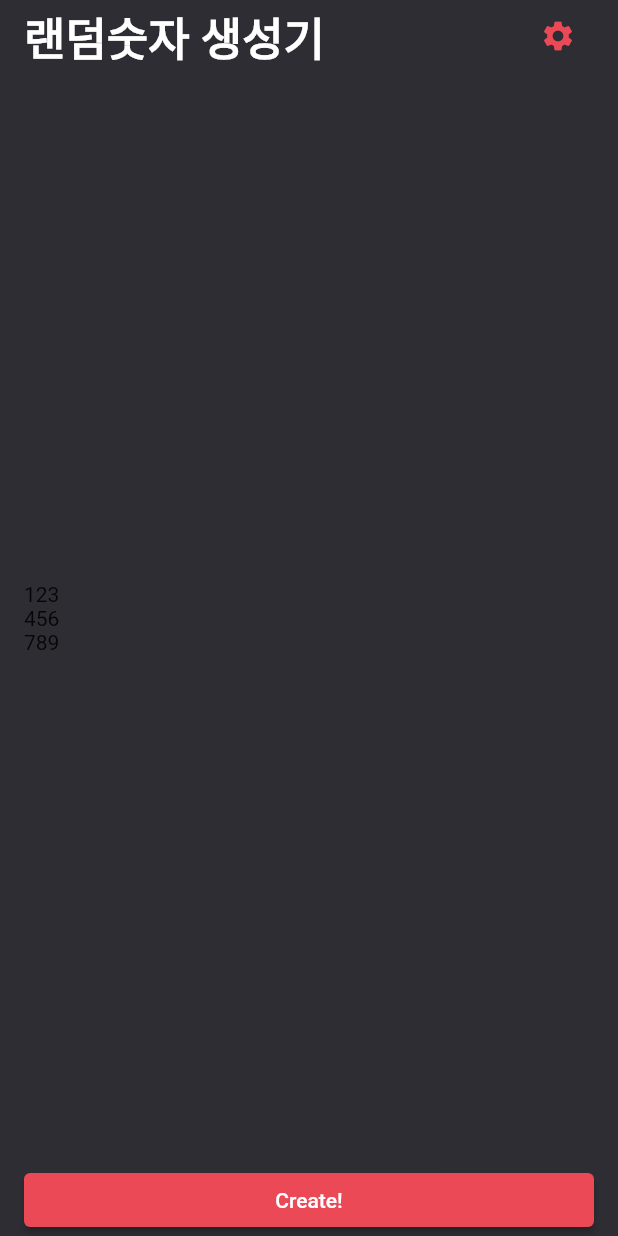
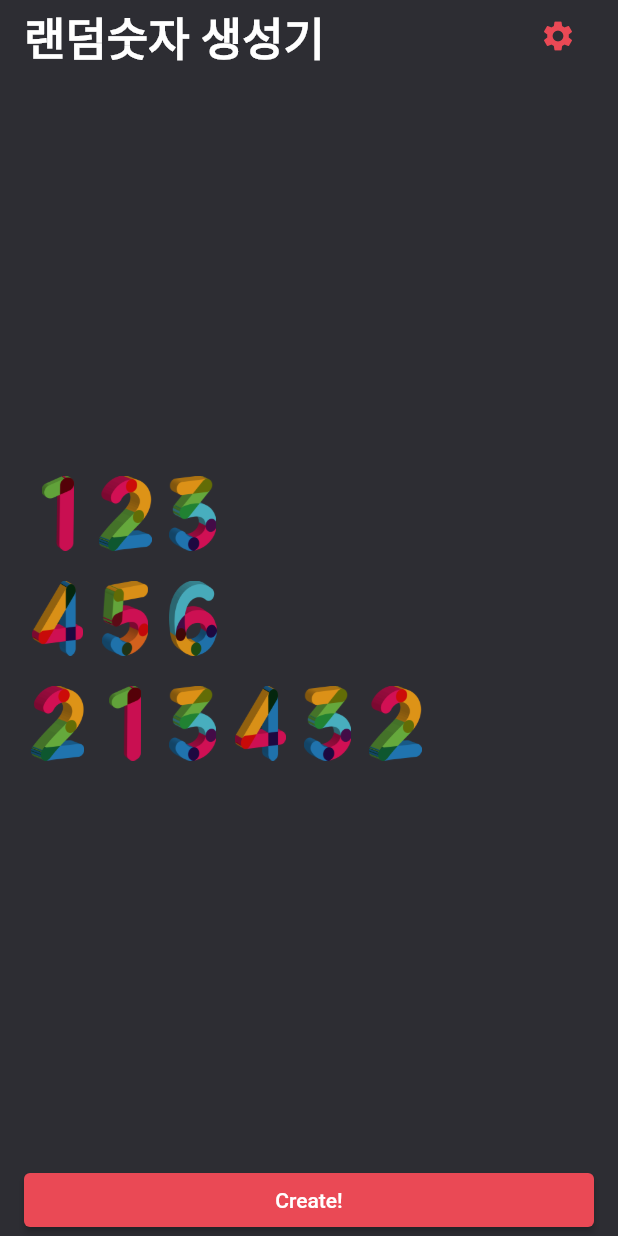
Before and after one commit to taeksoolee/flutter-chapter-study, a Flutter app: the screen it shows after launch, on a phone screen of 412 x 824 dp. Run offline on Flutter 3.47's test engine with Material 2 defaults, Android fonts, the phone set to English and light mode, and no system bars; our stand-ins replace fluttertoast, webview_flutter.

Commit message:
🚀 rng - 데이터 반복 처리

```diff
--- a/random_number_generator/lib/screens/home_screen.dart
+++ b/random_number_generator/lib/screens/home_screen.dart
@@ -45,13 +45,28 @@ class _HomeScreenState extends State<HomeScreen> {
               ),
               Expanded(
                 child: Column(
-                  mainAxisAlignment: MainAxisAlignment.center,
-                  children: [
-                    Text('123'),
-                    Text('456'),
-                    Text('789'),
-                  ],
-                ),
+                    mainAxisAlignment: MainAxisAlignment.center,
+                    children: [
+                      123,
+                      456,
+                      213432,
+                    ]
+                        .map((e) => Padding(
+                              padding:
+                                  const EdgeInsets.symmetric(vertical: 10.0),
+                              child: Row(
+                                children: e
+                                    .toString()
+                                    .split('')
+                                    .map((e) => Image.asset(
+                                          'assets/img/$e.png',
+                                          width: 45.0,
+                                          height: 50.0,
+                                        ))
+                                    .toList(),
+                              ),
+                            ))
+                        .toList()),
               ),
               SizedBox(
                 width: double.infinity,
```
